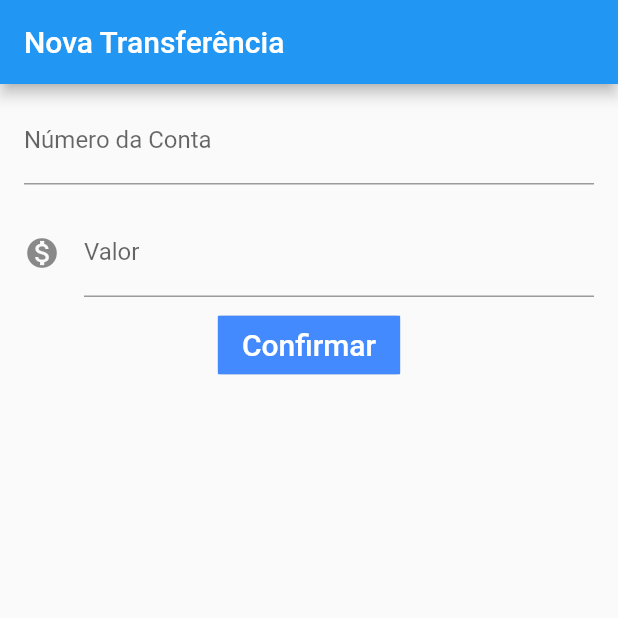
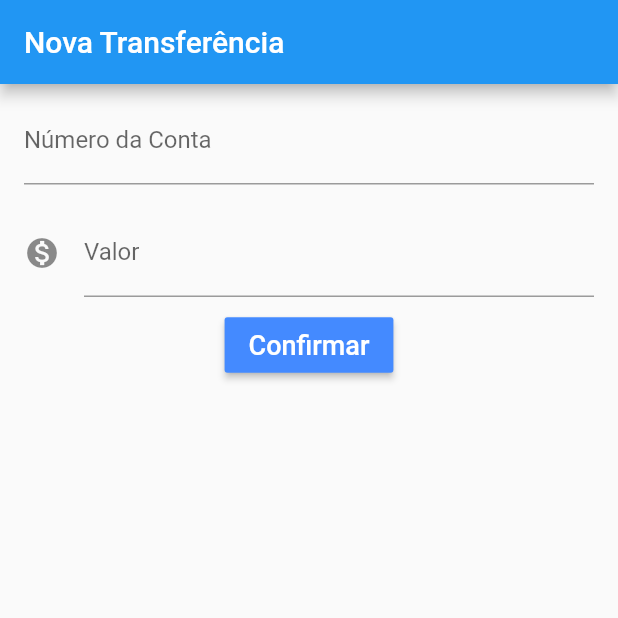
Before and after one commit to CharlesLuxinger/byteBank, a Flutter app: the screen it shows after launch, on a phone screen of 412 x 824 dp, the top half of it. Run offline on Flutter 3.47's test engine with Material 2 defaults, Android fonts, the phone set to English and light mode, and no system bars.

Commit message:
6. Lógica Forms

```diff
--- a/lib/main.dart
+++ b/lib/main.dart
@@ -14,6 +14,9 @@ class ByteBankApp extends StatelessWidget {
 }
 
 class TransferForm extends StatelessWidget {
+  final TextEditingController _accountController = TextEditingController();
+  final TextEditingController _valueController = TextEditingController();
+
   @override
   Widget build(BuildContext context) {
     return Scaffold(
@@ -26,6 +29,7 @@ class TransferForm extends StatelessWidget {
             padding:
                 const EdgeInsets.symmetric(vertical: 8.0, horizontal: 16.0),
             child: TextField(
+              controller: _accountController,
               style: TextStyle(
                 fontSize: 16.0,
               ),
@@ -40,6 +44,7 @@ class TransferForm extends StatelessWidget {
             padding:
                 const EdgeInsets.symmetric(vertical: 8.0, horizontal: 16.0),
             child: TextField(
+              controller: _valueController,
               style: TextStyle(
                 fontSize: 16.0,
               ),
@@ -51,17 +56,22 @@ class TransferForm extends StatelessWidget {
             ),
           ),
           RaisedButton(
+            color: Colors.blueAccent,
             textColor: Colors.white,
             padding: const EdgeInsets.all(0.0),
-            child: Container(
-              decoration: const BoxDecoration(
-                color: Colors.blueAccent,
-              ),
+            child: Padding(
               padding:
                   const EdgeInsets.symmetric(vertical: 8.0, horizontal: 16.0),
-              child: const Text('Confirmar', style: TextStyle(fontSize: 20)),
+              child: Text('Confirmar', style: TextStyle(fontSize: 18)),
             ),
-            onPressed: null,
+            onPressed: () {
+              var _account = int.tryParse(_accountController.text);
+              var _value = double.tryParse(_valueController.text);
+
+              if (_account != null && _value != null) {
+                Transfer(_account, _value);
+              }
+            },
           ),
         ],
       ),
```
